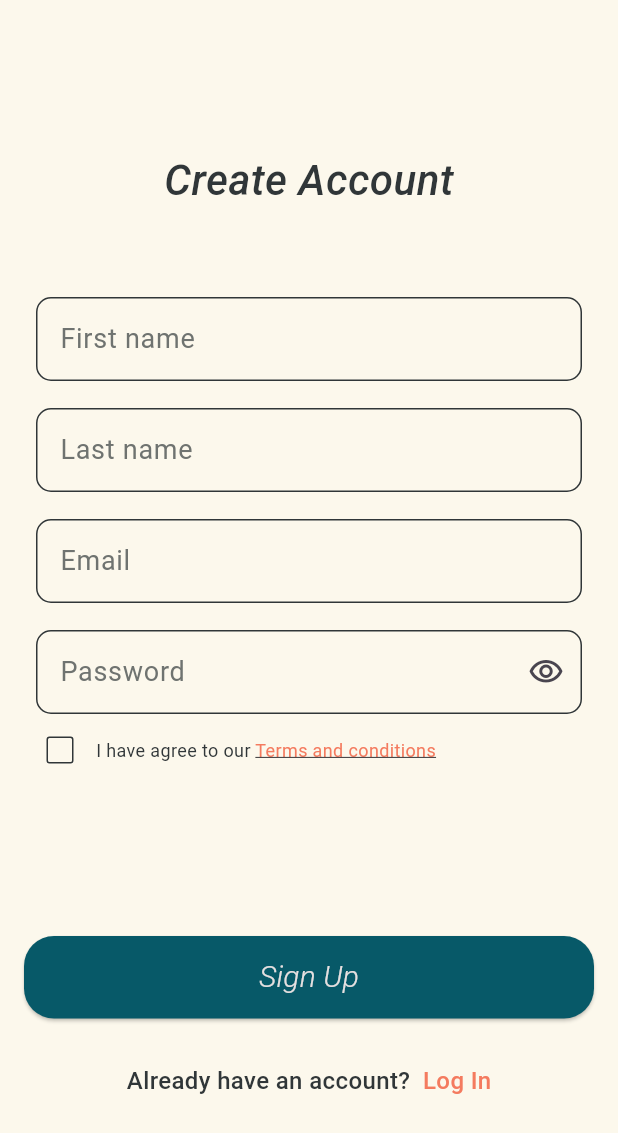
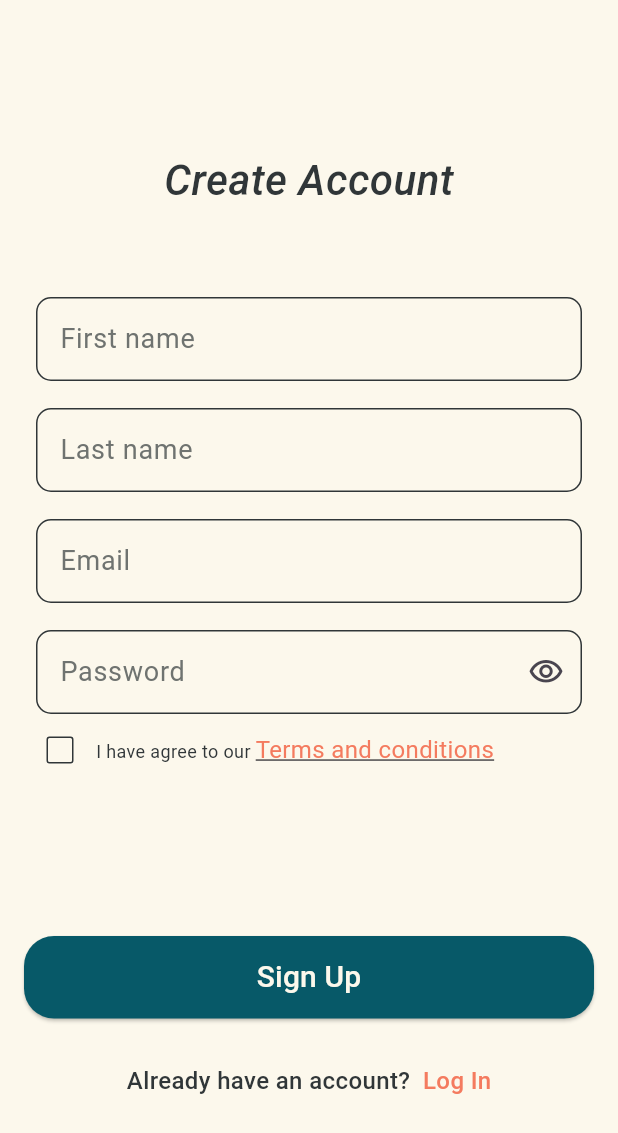
Before and after one commit to tymanjoom-1997/fam_sync, a Flutter app: the SignUpView screen opened by its route, on a phone screen of 412 x 824 dp. Shown: the top 1133 px of the screen. Run offline on Flutter 3.47's test engine with Material 3 defaults, Android fonts, the phone set to English and light mode, and no system bars; our stand-ins replace animated_text_kit, firebase_auth, firebase_core, flutter_bloc, fluttertoast, get_it and 3 more; accounts and stored records are empty; Roboto replaces fonts that are missing (Nunito, NunitoMeduim).

Commit message:
login UI & logic

```diff
--- a/lib/core/routes/app_router.dart
+++ b/lib/core/routes/app_router.dart
@@ -20,14 +20,14 @@ final GoRouter router = GoRouter(routes:[
     ),
 
      GoRoute(
-    path: "/signUp",
+    path: "/signup",
      builder: (context, state) => BlocProvider(
         create: (context) => AuthCubit(),
         child: const SignUpView(),)
     ),
 
      GoRoute(
-    path: "/logIn",
+    path: "/login",
     builder: (context, state) => BlocProvider(
         create: (context) => AuthCubit(),
         child: const LogInView(),)
--- a/lib/core/utils/app_colors.dart
+++ b/lib/core/utils/app_colors.dart
@@ -7,4 +7,5 @@ abstract class AppColors {
  static const textGray = 0xff303638;
  static const white = 0xffFFFFFF;
  static const lightGray = 0xff6F7370;
+ static const lightYallow = 0xffffe7a3;
 }
--- a/lib/core/utils/app_text_styles.dart
+++ b/lib/core/utils/app_text_styles.dart
@@ -35,8 +35,8 @@ abstract class CustomTextStyles {
 
    static const buttonText = TextStyle(
    fontSize: 20,
-   fontWeight: FontWeight.w300,
-   color:  Color(AppColors.white),
+   fontWeight: FontWeight.w500,
+   color:  Color(AppColors.warmCream),
    fontFamily: 'NunitoMeduim',
    );
 
@@ -63,7 +63,7 @@ abstract class CustomTextStyles {
    );
 
          static const textSpan2 = TextStyle(
-   fontSize: 12,
+   fontSize: 16,
    fontWeight: FontWeight.w400,
    color:  Color(AppColors.coral),
    decoration: TextDecoration.underline,
@@ -75,10 +75,26 @@ abstract class CustomTextStyles {
    color:  Color(AppColors.textGray),
    fontFamily: 'Nunito',
    );
+
             static const textSpanLogin2 = TextStyle(
    fontSize: 16,
    fontWeight: FontWeight.w500,
    color:  Color(AppColors.coral),
    fontFamily: 'Nunito',
    );
+
+     static const welcomeText1 = TextStyle(
+   fontSize: 30,
+   fontWeight: FontWeight.w500,
+   color:  Color(AppColors.tealDark),
+   fontFamily: 'Nunito',
+
+  );
+
+    static const welcomeText2 = TextStyle(
+   fontSize: 16,
+   fontWeight: FontWeight.w400,
+   color:  Color(AppColors.lightGray),
+   fontFamily: 'NunitoMeduim',
+   );
 }
--- a/lib/core/widgets/SignUp_btn.dart
+++ b/lib/core/widgets/SignUp_btn.dart
@@ -17,7 +17,7 @@ class SignupBtn extends StatelessWidget{
     backgroundColor: Color(AppColors.tealDark),
     shape: RoundedRectangleBorder(borderRadius: BorderRadiusGeometry.circular(20),),
    ),
-   child: const Text("Sign Up", style: CustomTextStyles.normalTextWhite),
+   child: const Text("Sign Up", style: CustomTextStyles.buttonText),
   ),
   );
   }
--- a/lib/core/widgets/login_btn.dart
+++ b/lib/core/widgets/login_btn.dart
@@ -14,10 +14,10 @@ class LoginBtn extends StatelessWidget{
     padding: EdgeInsets.only(bottom: 30),
     child: ElevatedButton(onPressed: onPressed,
   style: ElevatedButton.styleFrom(
-    backgroundColor:Color(AppColors.lightGray),
+    backgroundColor:Color(AppColors.tealDark),
     shape: RoundedRectangleBorder(borderRadius: BorderRadiusGeometry.circular(20),)
   ),
-   child: const Text("Login", style: CustomTextStyles.normalTextWhite),
+   child: const Text("Login", style: CustomTextStyles.buttonText,),
   ),
   );
   }
--- a/lib/features/Auth/presentation/auth_cubit/auth_state.dart
+++ b/lib/features/Auth/presentation/auth_cubit/auth_state.dart
@@ -11,3 +11,12 @@ final class SignupFailerState extends AuthState{
 final class TermsAndConditionCheckBoxState extends AuthState{}
 
 final class ObscurePasswordTextUpdateState extends AuthState {}
+
+final class LoginLoadingState extends AuthState{}
+final class LoginSuccessState extends AuthState{}
+final class LoginFailerState extends AuthState{
+  final String errorMessage;
+   LoginFailerState({
+    required this.errorMessage
+  });
+}
--- a/lib/features/splash/presentation/widgets/splash_body.dart
+++ b/lib/features/splash/presentation/widgets/splash_body.dart
@@ -20,7 +20,7 @@ class SplashBody extends StatefulWidget {
           bool isOnBoardingVisited = getIt<CacheHelper>().getData(key: "isOnBoardingVisited")?? false;
          if(isOnBoardingVisited == true){
          FirebaseAuth.instance.currentUser==null ?
-          delayedNavigate(context,"/signUp")
+          delayedNavigate(context,"/login")
           : delayedNavigate(context,"/home");
          }else{
          delayedNavigate(context, "/on_boarding");}
```
Also changed, not shown: lib/features/Auth/presentation/auth_cubit/cubit/auth_cubit.dart (+27 -0 lines), lib/features/Auth/presentation/log_in.dart (+25 -13 lines), lib/features/Auth/widgets/custom_login_form.dart (added, +80 -0 lines), lib/features/Auth/widgets/forgot_password.dart (added, +21 -0 lines), lib/features/Auth/widgets/welcom_banner.dart (added, +36 -0 lines), lib/features/Auth/widgets/welcome_login.dart (added, +25 -0 lines).
